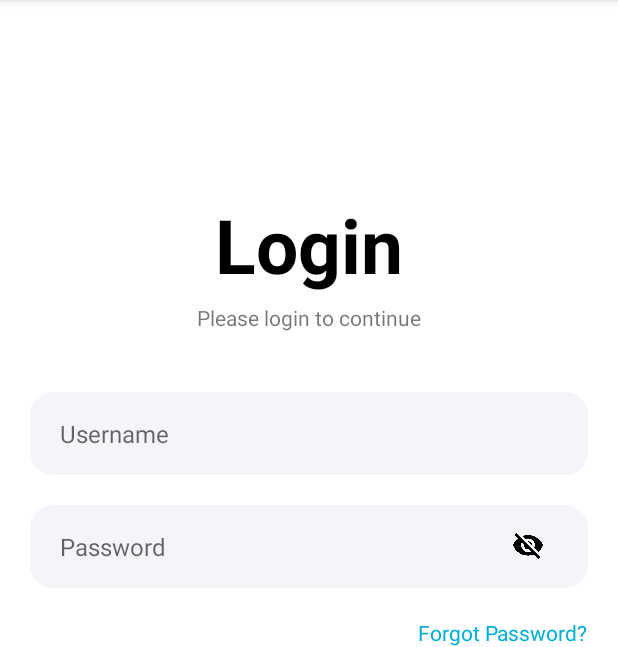
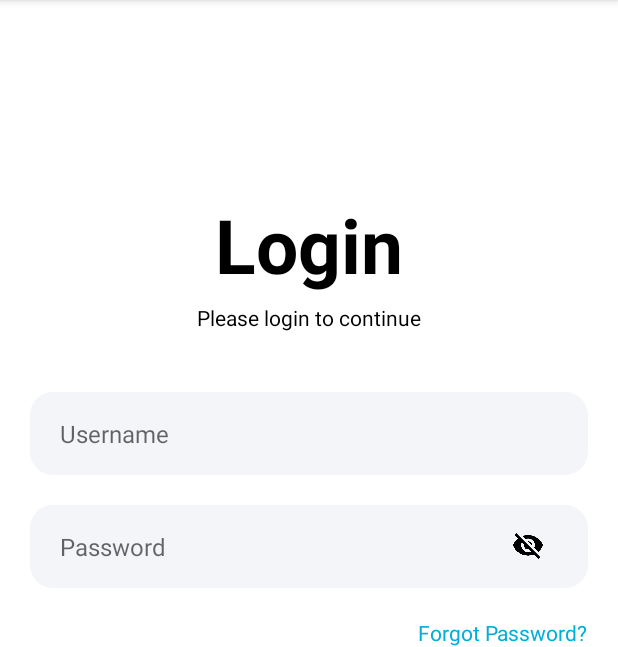
Before and after one commit to AmitGujar/EventApp, an Android app: the screen it shows after launch (Login), on a phone screen of 412 x 824 dp, the part 84-731 px from its top. Run offline under Robolectric (Android 15) with nearby library versions, the phone set to English and light mode, and no system bars.

Commit message:
color changed

```diff
--- a/app/src/main/res/layout/activity_login.xml
+++ b/app/src/main/res/layout/activity_login.xml
@@ -22,6 +22,7 @@
         android:layout_height="wrap_content"
         android:layout_gravity="center"
         android:text="@string/please_login_to_continue"
+        android:textColor="@color/black"
         android:layout_marginTop="5dp" />
 
     <EditText
@@ -33,6 +34,7 @@
         android:maxLines="1"
         android:inputType="text"
         android:textSize="16sp"
+        android:textColor="#000000"
         android:paddingStart="20dp"
         android:paddingEnd="20dp"
         android:layout_marginStart="20dp"
@@ -58,6 +60,7 @@
             android:paddingStart="20dp"
             android:paddingEnd="20dp"
             android:textSize="16sp"
+            android:textColor="@color/black"
             android:inputType="textPassword"
             android:maxLines="1"
             android:autofillHints="" />
```
